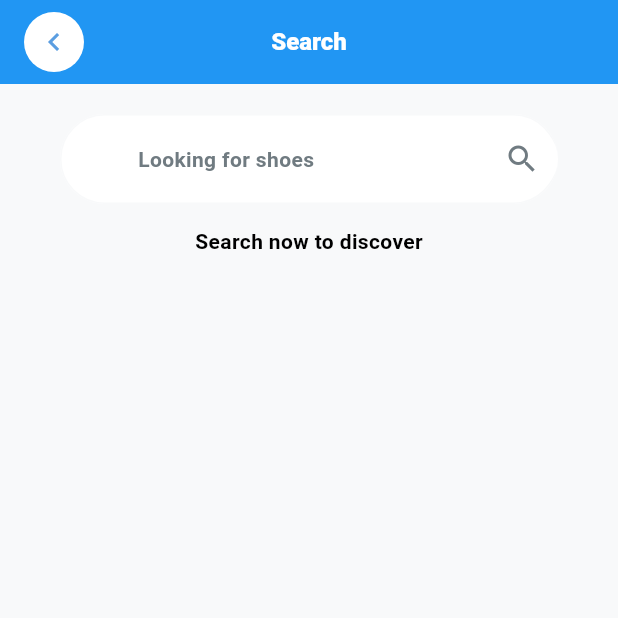
After one commit to mohamedagm/Graduation-Proj-ITI, a Flutter app: the SearchView screen opened by its route, on a phone screen of 412 x 824 dp, the top half of it. The commit adds this screen. Run offline on Flutter 3.47's test engine with Material 3 defaults, Android fonts, the phone set to English and light mode, and no system bars; our stand-ins replace bloc, cloud_firestore, convex_bottom_bar, dartz, dio, equatable and 10 more; accounts and stored records are empty.

Commit message:
-Add search feature (UI + Logic) -Enhance product listing (4 Categories in Home+ add productList to ProductCubit) -Fix issues with details view of product ( hieght + image numbers )

```diff
--- a/lib/core/constants/app_strings.dart
+++ b/lib/core/constants/app_strings.dart
@@ -65,6 +65,8 @@ class AppStrings {
   static const String homeSearchHint = 'Looking for shoes';
   static const String men = 'Mens';
   static const String women = 'Womens';
+  static const String shirt = 'T-shirts';
+  static const String dress = 'Dresses';
   //homeDetails
   static const String homeDetailsPrice = 'Price';
   static const String homeDetailsAddToCard = 'Add To Cart';
@@ -72,4 +74,6 @@ class AppStrings {
   //drawer
   static const String profile = 'Profile';
   static const String settings = 'Settings';
+  static const String search = 'Search';
+  static const String productinfo = 'Product Information';
 }
--- a/lib/core/routing/app_router.dart
+++ b/lib/core/routing/app_router.dart
@@ -4,6 +4,7 @@ import 'package:iti_project/core/routing/app_routes.dart';
 import 'package:iti_project/features/auth/presentation/views/login_view.dart';
 import 'package:iti_project/features/auth/presentation/views/register_view.dart';
 import 'package:iti_project/features/home/data/model/product_model/product_model.dart';
+import 'package:iti_project/features/home/presentation/views/search_view.dart';
 import 'package:iti_project/features/prefs/presentation/views/settings_view.dart';
 import 'package:iti_project/features/profile/data/model/user_model.dart/user_model.dart';
 import 'package:iti_project/features/home/presentation/views/home_details_view.dart';
@@ -31,6 +32,10 @@ class AppRouter {
       GoRoute(
         path: AppRoutes.register,
         builder: (context, state) => const RegisterView(),
+      ),
+      GoRoute(
+        path: AppRoutes.search,
+        builder: (context, state) => const SearchView(),
       ),
       GoRoute(
         path: AppRoutes.setup,
--- a/lib/core/routing/app_routes.dart
+++ b/lib/core/routing/app_routes.dart
@@ -8,4 +8,5 @@ class AppRoutes {
   static const String profile = '/profile';
   static const String settings = '/settings';
   static const String productDetails = '/product-details';
+  static const String search = '/search';
 }
--- a/lib/core/utils/validator/other_validations.dart
+++ b/lib/core/utils/validator/other_validations.dart
@@ -1,4 +1,3 @@
-// validation_name.dart
 String? Function(String?) validationNameMethod() {
   return (value) {
     if (value == null || value.trim().isEmpty) {
@@ -8,7 +7,6 @@ String? Function(String?) validationNameMethod() {
   };
 }
 
-// validation_phone.dart
 String? Function(String?) validationPhoneMethod() {
   return (value) {
     if (value == null || value.trim().isEmpty) {
@@ -20,7 +18,6 @@ String? Function(String?) validationPhoneMethod() {
   };
 }
 
-// validation_city.dart
 String? Function(String?) validationCityMethod() {
   return (value) {
     if (value == null || value.trim().isEmpty) {
@@ -30,7 +27,6 @@ String? Function(String?) validationCityMethod() {
   };
 }
 
-// validation_age.dart
 String? Function(String?) validationAgeMethod() {
   return (value) {
     if (value == null || value.trim().isEmpty) {
@@ -43,7 +39,6 @@ String? Function(String?) validationAgeMethod() {
   };
 }
 
-// validation_gender.dart
 String? Function(String?) validationGenderMethod() {
   return (value) {
     if (value == null || value.trim().isEmpty) {
--- a/lib/core/widgets/custom_text_field.dart
+++ b/lib/core/widgets/custom_text_field.dart
@@ -3,22 +3,28 @@ import 'package:flutter/material.dart';
 class CustomTextField extends StatelessWidget {
   const CustomTextField({
     super.key,
-    required this.controller,
-    required this.validator,
-    required this.picon,
+    this.controller,
+    this.validator,
+    this.picon,
     this.sicon,
     this.visible = false,
     this.hintText,
+    this.enabled,
+    this.onSaved,
   });
   final TextEditingController? controller;
   final String? Function(String?)? validator;
-  final IconData picon;
+  final IconData? picon;
   final IconButton? sicon;
   final bool? visible;
   final String? hintText;
+  final bool? enabled;
+  final void Function(String?)? onSaved;
   @override
   Widget build(BuildContext context) {
     return TextFormField(
+      onSaved: onSaved,
+      enabled: enabled,
       style: Theme.of(context).textTheme.bodyMedium,
       obscureText: visible!,
       validator: validator,
--- a/lib/features/home/presentation/views/home_view.dart
+++ b/lib/features/home/presentation/views/home_view.dart
@@ -68,7 +68,10 @@ class HomeView extends StatelessWidget {
         ),
       ),
       body: BlocProvider(
-        create: (context) => ProductsCubit(getIt.get<Dio>()),
+        create:
+            (context) =>
+                ProductsCubit(getIt.get<Dio>())
+                  ..getProductsC(category: 'mens-shoes'),
         child: HomeViewBodyProducts(),
       ),
       bottomNavigationBar: CustomBottomAppBar(),
--- /dev/null
+++ b/lib/features/home/presentation/views/search_view.dart
@@ -0,0 +1,33 @@
+import 'package:dio/dio.dart';
+import 'package:flutter/material.dart';
+import 'package:flutter_bloc/flutter_bloc.dart';
+import 'package:go_router/go_router.dart';
+import 'package:iti_project/core/constants/app_strings.dart';
+import 'package:iti_project/core/services/setup_service.dart';
+import 'package:iti_project/core/widgets/custom_app_bar.dart';
+import 'package:iti_project/core/widgets/custom_app_bar_leading.dart';
+import 'package:iti_project/features/home/presentation/manager/productsCubit/products_cubit.dart';
+import 'package:iti_project/features/home/presentation/widgets/search_view_body.dart';
+
+class SearchView extends StatelessWidget {
+  const SearchView({super.key});
+
+  @override
+  Widget build(BuildContext context) {
+    return Scaffold(
+      appBar: CustomAppBar(
+        leadingWidget: CustomAppbarLeading(
+          icon: Icons.keyboard_arrow_left,
+          onPressed: () {
+            GoRouter.of(context).pop();
+          },
+        ),
+        title: Text(AppStrings.search),
+      ),
+      body: BlocProvider(
+        create: (context) => ProductsCubit(getIt.get<Dio>()),
+        child: SearchViewBody(),
+      ),
+    );
+  }
+}
--- a/lib/features/home/presentation/widgets/custom_card.dart
+++ b/lib/features/home/presentation/widgets/custom_card.dart
@@ -97,7 +97,7 @@ class CustomCard extends StatelessWidget {
             child: Image.network(
               height: 125,
               width: 125,
-              productModel.images![1],
+              productModel.images![0],
             ),
           ),
         ],
--- a/lib/features/home/presentation/widgets/home_details_view_bottom_section.dart
+++ b/lib/features/home/presentation/widgets/home_details_view_bottom_section.dart
@@ -20,7 +20,6 @@ class _HomeDetailsViewBottomSectionState
   @override
   Widget build(BuildContext context) {
     return Container(
-      height: MediaQuery.of(context).size.height * 0.6,
       width: double.maxFinite,
       decoration: BoxDecoration(
         color: Theme.of(context).colorScheme.surface,
--- a/lib/features/home/presentation/widgets/home_details_view_top_section.dart
+++ b/lib/features/home/presentation/widgets/home_details_view_top_section.dart
@@ -1,6 +1,7 @@
 import 'package:flutter/material.dart';
 import 'package:go_router/go_router.dart';
 import 'package:iti_project/core/constants/app_colors.dart';
+import 'package:iti_project/core/constants/app_strings.dart';
 import 'package:iti_project/core/widgets/custom_app_bar_leading.dart';
 import 'package:iti_project/features/home/data/model/product_model/product_model.dart';
 import 'package:iti_project/core/widgets/custom_app_bar.dart';
@@ -33,7 +34,7 @@ class HomeDetailsViewTopSection extends StatelessWidget {
             actions: [
               IconButton(onPressed: () {}, icon: Icon(Icons.local_mall)),
             ],
-            title: Text('Men’s Shoes'),
+            title: Text(AppStrings.productinfo),
           ),
 
           //pageview
@@ -43,7 +44,7 @@ class HomeDetailsViewTopSection extends StatelessWidget {
             child: PageView(
               controller: pageController,
               children: List.generate(
-                4,
+                productModel.images!.length,
                 (index) => Image.network(productModel.images![index]),
               ),
             ),
--- /dev/null
+++ b/lib/features/home/presentation/widgets/search_view_body.dart
@@ -0,0 +1,45 @@
+import 'package:flutter/material.dart';
+import 'package:flutter_bloc/flutter_bloc.dart';
+import 'package:iti_project/core/constants/app_strings.dart';
+import 'package:iti_project/core/widgets/custom_text_field.dart';
+import 'package:iti_project/features/home/presentation/manager/productsCubit/products_cubit.dart';
+import 'package:iti_project/features/home/presentation/widgets/search_view_results.dart';
+
+class SearchViewBody extends StatefulWidget {
+  const SearchViewBody({super.key});
+
+  @override
+  State<SearchViewBody> createState() => _SearchViewBodyState();
+}
+
+class _SearchViewBodyState extends State<SearchViewBody> {
+  TextEditingController? searchController = TextEditingController();
+  @override
+  Widget build(BuildContext context) {
+    return Padding(
+      padding: const EdgeInsets.symmetric(horizontal: 40.0),
+      child: Column(
+        spacing: 15,
+        children: [
+          SizedBox(height: 5),
+          CustomTextField(
+            controller: searchController,
+            hintText: AppStrings.homeSearchHint,
+            sicon: IconButton(
+              onPressed: () {
+                if (searchController!.text.trim().isNotEmpty &&
+                    searchController?.text != null) {
+                  context.read<ProductsCubit>().searchProductsC(
+                    word: searchController!.text,
+                  );
+                }
+              },
+              icon: Icon(Icons.search),
+            ),
+          ),
+          SearchViewResults(),
+        ],
+      ),
+    );
+  }
+}
--- /dev/null
+++ b/lib/features/home/presentation/widgets/search_view_results.dart
@@ -0,0 +1,51 @@
+import 'package:flutter/material.dart';
+import 'package:flutter_bloc/flutter_bloc.dart';
+import 'package:iti_project/features/home/presentation/manager/productsCubit/products_cubit.dart';
+import 'package:iti_project/features/home/presentation/widgets/custom_card.dart';
+
+class SearchViewResults extends StatefulWidget {
+  const SearchViewResults({super.key});
+
+  @override
+  State<SearchViewResults> createState() => _SearchViewResultsState();
+}
+
+class _SearchViewResultsState extends State<SearchViewResults> {
+  @override
+  Widget build(BuildContext context) {
+    return BlocBuilder<ProductsCubit, ProductsState>(
+      builder: (context, state) {
+        if (state is ProductsSuccess) {
+          print(state.productList.length);
+          return Expanded(
+            child: ListView.builder(
+              padding: EdgeInsets.zero,
+              itemCount: state.productList.length,
+              itemBuilder: (context, index) {
+                return SizedBox(
+                  height: 150,
+
+                  child: Center(
+                    child: CustomCard(productModel: state.productList[index]),
+                  ),
+                );
+              },
+            ),
+          );
+        } else if (state is ProductsFailure) {
+          return Center(child: Text(state.errMsg));
+        } else if (state is ProductsLoading) {
+          return Center(
+            child: SizedBox(
+              height: 100,
+              width: 100,
+              child: CircularProgressIndicator(),
+            ),
+          );
+        }
+        // in future : will be last 10 searched as ex
+        return Text('Search now to discover');
+      },
+    );
+  }
+}
```
Also changed, not shown: lib/features/home/presentation/manager/productsCubit/products_cubit.dart (+20 -0 lines), lib/features/home/presentation/widgets/home_view_body_products.dart (+99 -32 lines).
